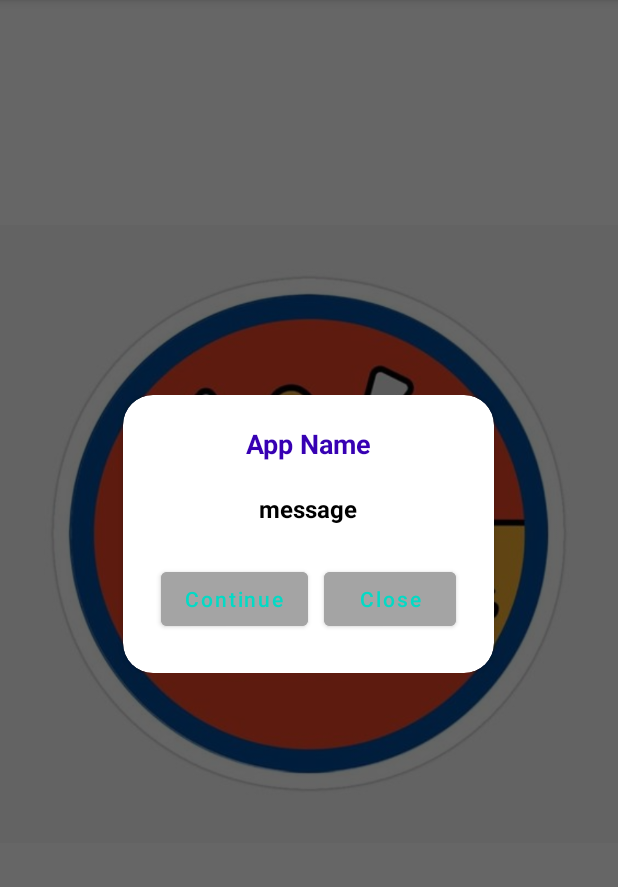
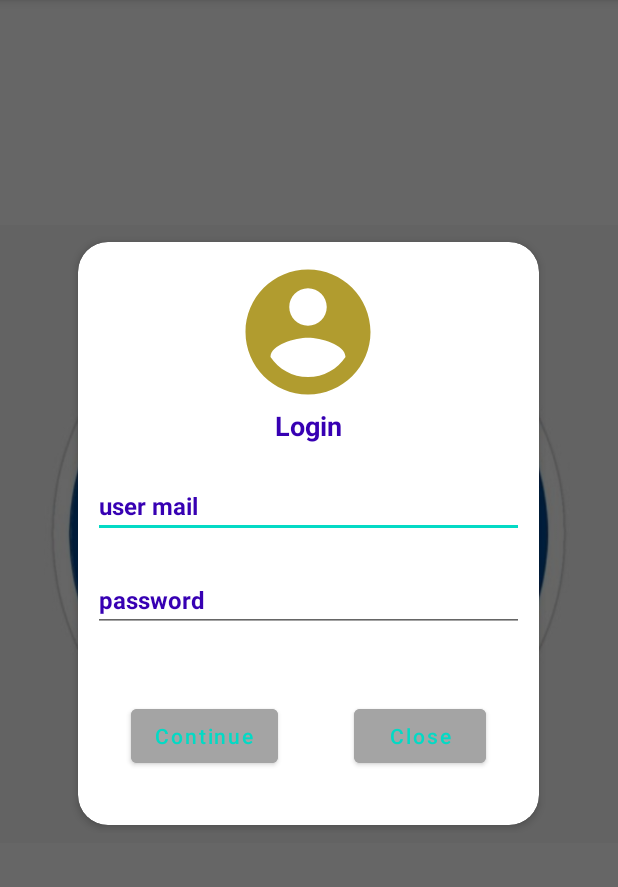
Before and after one commit to Poesero/tp_mtg_api, an Android app: the screen it shows after launch (SplashActivity), after a tap on "LOG IN", on a phone screen of 412 x 824 dp, the part 84-971 px from its top. Run offline under Robolectric (Android 15) with nearby library versions, the phone set to English and light mode, and no system bars.

Commit message:
fleshed out the look of the login window

```diff
--- a/app/src/main/java/com/example/tp_mtg_api/view/SplashActivity.kt
+++ b/app/src/main/java/com/example/tp_mtg_api/view/SplashActivity.kt
@@ -9,6 +9,7 @@ import android.os.Handler
 import android.os.Looper
 import android.view.View
 import android.view.Window
+import android.view.WindowManager
 import android.widget.Button
 import androidx.activity.enableEdgeToEdge
 import androidx.appcompat.app.AppCompatActivity
@@ -26,9 +27,6 @@ class SplashActivity : AppCompatActivity() {
         loginBtn.setOnClickListener{
             showLoginBox()
         }
-
-
-
 /*
         Handler(Looper.getMainLooper()).postDelayed({
             var intent = Intent(this, MainActivity::class.java)
@@ -61,5 +59,6 @@ class SplashActivity : AppCompatActivity() {
 
 
         dialog.show()
+
     }
 }
--- a/app/src/main/java/com/example/tp_mtg_api/viewModel/MainActivity.kt
+++ b/app/src/main/java/com/example/tp_mtg_api/viewModel/MainActivity.kt
@@ -3,6 +3,7 @@ package com.example.tp_mtg_api.viewModel
 import android.app.Dialog
 import androidx.appcompat.app.AppCompatActivity
 import android.os.Bundle
+import androidx.lifecycle.ViewModel
 import androidx.lifecycle.ViewModelProvider
 import com.example.tp_mtg_api.R
 
--- /dev/null
+++ b/app/src/main/res/drawable/account_placeholder.xml
@@ -0,0 +1,5 @@
+<vector xmlns:android="http://schemas.android.com/apk/res/android" android:height="20dp" android:tint="#B19C2F" android:viewportHeight="24" android:viewportWidth="24" android:width="20dp">
+
+    <path android:fillColor="@android:color/white" android:pathData="M12,2C6.48,2 2,6.48 2,12s4.48,10 10,10 10,-4.48 10,-10S17.52,2 12,2zM12,5c1.66,0 3,1.34 3,3s-1.34,3 -3,3 -3,-1.34 -3,-3 1.34,-3 3,-3zM12,19.2c-2.5,0 -4.71,-1.28 -6,-3.22 0.03,-1.99 4,-3.08 6,-3.08 1.99,0 5.97,1.09 6,3.08 -1.29,1.94 -3.5,3.22 -6,3.22z"/>
+
+</vector>
--- a/app/src/main/res/layout/activity_splash.xml
+++ b/app/src/main/res/layout/activity_splash.xml
@@ -1,7 +1,6 @@
 <?xml version="1.0" encoding="utf-8"?>
 <androidx.constraintlayout.widget.ConstraintLayout xmlns:android="http://schemas.android.com/apk/res/android"
 xmlns:app="http://schemas.android.com/apk/res-auto"
-xmlns:tools="http://schemas.android.com/tools"
 android:layout_width="match_parent"
 android:layout_height="match_parent">
 
--- a/app/src/main/res/layout/layout_custom_login.xml
+++ b/app/src/main/res/layout/layout_custom_login.xml
@@ -1,67 +1,88 @@
 <?xml version="1.0" encoding="utf-8"?>
 <androidx.cardview.widget.CardView xmlns:android="http://schemas.android.com/apk/res/android"
+    xmlns:app="http://schemas.android.com/apk/res-auto"
     android:layout_width="match_parent"
     android:layout_height="wrap_content"
-    xmlns:app="http://schemas.android.com/apk/res-auto"
+    android:layout_margin="5dp"
     app:cardBackgroundColor="@color/white"
     app:cardCornerRadius="20dp"
-    android:layout_marginHorizontal="20dp">
+    app:cardElevation="3dp">
 
     <LinearLayout
+        android:layout_width="match_parent"
+        android:layout_height="wrap_content"
         android:gravity="center"
         android:orientation="vertical"
-        android:layout_width="match_parent"
-        android:layout_height="wrap_content"
-        android:padding="20dp">
+        android:padding="10dp">
+
+        <ImageView
+            android:layout_width="100dp"
+            android:layout_height="100dp"
+            android:src="@drawable/account_placeholder"></ImageView>
 
         <TextView
+            android:layout_width="match_parent"
+            android:layout_height="wrap_content"
+            android:gravity="center"
+            android:text="Login"
+            android:textColor="@color/purple_700"
             android:textSize="18sp"
-            android:textColor="@color/purple_700"
-            android:textStyle="bold"
-            android:text="App Name"
-            android:gravity="center"
+            android:textStyle="bold" />
+
+        <EditText
+            android:id="@+id/usermail_input"
             android:layout_width="match_parent"
-            android:layout_height="wrap_content"/>
+            android:layout_height="wrap_content"
+            android:layout_marginTop="20dp"
+            android:gravity="left"
+            android:hint="user mail"
+            android:inputType="text"
+            android:textColor="@color/black"
+            android:textColorHint="@color/purple_700"
+            android:textSize="16dp"
+            android:textStyle="bold" />
 
-        <TextView
-            android:text="message"
-            android:gravity="center"
-            android:id="@+id/login"
+        <EditText
+            android:id="@+id/password_input"
+            android:layout_width="match_parent"
+            android:layout_height="wrap_content"
+            android:layout_marginTop="20dp"
+            android:gravity="left"
+            android:hint="password"
+            android:inputType="textPassword"
             android:textColor="@color/black"
-            android:textStyle="bold"
+            android:textColorHint="@color/purple_700"
             android:textSize="16dp"
-            android:layout_marginTop="20dp"
-            android:layout_width="match_parent"
-            android:layout_height="wrap_content"/>
+            android:textStyle="bold" />
 
         <LinearLayout
+            android:layout_width="wrap_content"
+            android:layout_height="wrap_content"
+            android:layout_marginTop="20dp"
             android:gravity="center"
-            android:layout_marginTop="20dp"
-            android:orientation="horizontal"
-            android:layout_width="match_parent"
-            android:layout_height="wrap_content">
+            android:orientation="horizontal">
 
             <Button
                 android:id="@+id/btn_continue"
+                android:layout_width="wrap_content"
+                android:layout_height="wrap_content"
+                android:layout_margin="25dp"
+                android:backgroundTint="#A4A4A4"
+                android:text="Continue"
+                android:textAllCaps="false"
                 android:textColor="@color/teal_200"
-                android:textSize="14sp"
-                android:textAllCaps="false"
-                android:text="Continue"
-                android:layout_margin="5dp"
-                android:backgroundTint="#A4A4A4"
-                android:layout_width="wrap_content"
-                android:layout_height="wrap_content"/>
+                android:textSize="14sp" />
 
             <Button
                 android:id="@+id/btn_close"
+                android:layout_width="wrap_content"
+                android:layout_height="wrap_content"
+                android:layout_margin="25dp"
+                android:backgroundTint="#A4A4A4"
+                android:text="Close"
+                android:textAllCaps="false"
                 android:textColor="@color/teal_200"
-                android:textSize="14sp"
-                android:textAllCaps="false"
-                android:text="Close"
-                android:layout_margin="5dp"
-                android:backgroundTint="#A4A4A4"
-                android:layout_width="wrap_content"
-                android:layout_height="wrap_content"/>
+                android:textSize="14sp" />
 
         </LinearLayout>
 
```
